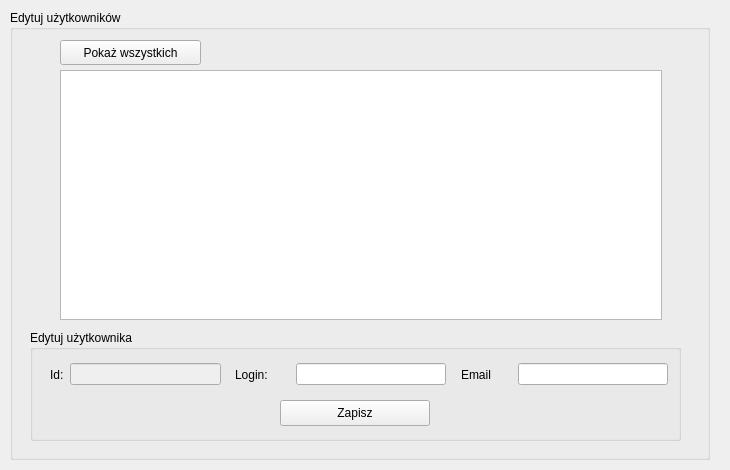
Old version of the form src/gui/forms/UsersForm.ui in the repository artven/phonebook.
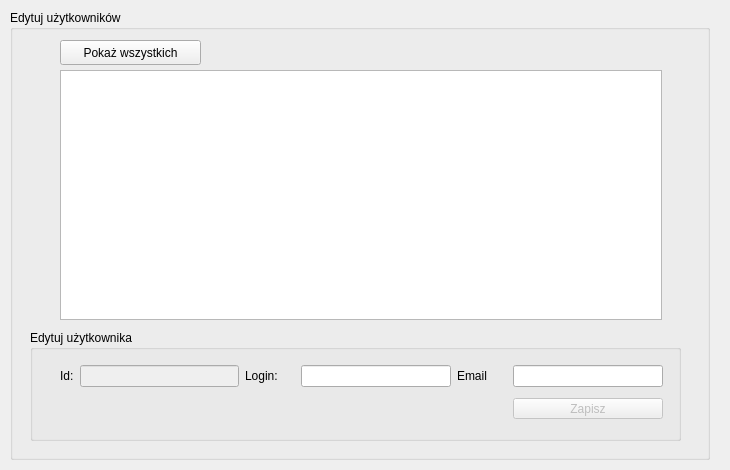
New version of the form.

The edit to the form file:
```diff
--- a/src/gui/forms/UsersForm.ui
+++ b/src/gui/forms/UsersForm.ui
@@ -84,15 +84,19 @@
     <property name="title">
      <string>Edytuj użytkownika</string>
     </property>
-    <widget class="QWidget" name="layoutWidget_3">
+    <widget class="QWidget" name="">
      <property name="geometry">
       <rect>
-       <x>20</x>
+       <x>30</x>
        <y>30</y>
-       <width>171</width>
-       <height>29</height>
+       <width>603</width>
+       <height>66</height>
       </rect>
      </property>
+     <layout class="QVBoxLayout" name="verticalLayout">
+      <item>
+       <layout class="QHBoxLayout" name="horizontalLayout">
+        <item>
      <layout class="QHBoxLayout" name="horizontalLayout_26">
       <item>
        <widget class="QLabel" name="label_18">
@@ -109,16 +113,8 @@
        </widget>
       </item>
      </layout>
-    </widget>
-    <widget class="QWidget" name="layoutWidget">
-     <property name="geometry">
-      <rect>
-       <x>200</x>
-       <y>30</y>
-       <width>221</width>
-       <height>29</height>
-      </rect>
-     </property>
+        </item>
+        <item>
      <layout class="QHBoxLayout" name="horizontalLayout_22">
       <item>
        <widget class="QLabel" name="userLoginLabel">
@@ -156,16 +152,8 @@
        </widget>
       </item>
      </layout>
-    </widget>
-    <widget class="QWidget" name="layoutWidget_2">
-     <property name="geometry">
-      <rect>
-       <x>430</x>
-       <y>30</y>
-       <width>211</width>
-       <height>29</height>
-      </rect>
-     </property>
+        </item>
+        <item>
      <layout class="QHBoxLayout" name="horizontalLayout_23">
       <item>
        <widget class="QLabel" name="userEmailLabel">
@@ -203,15 +191,28 @@
        </widget>
       </item>
      </layout>
-    </widget>
+        </item>
+       </layout>
+      </item>
+      <item>
+       <layout class="QHBoxLayout" name="horizontalLayout_2">
+        <item>
+         <spacer name="horizontalSpacer">
+          <property name="orientation">
+           <enum>Qt::Horizontal</enum>
+          </property>
+          <property name="sizeHint" stdset="0">
+           <size>
+            <width>40</width>
+            <height>20</height>
+           </size>
+          </property>
+         </spacer>
+        </item>
+        <item>
     <widget class="QToolButton" name="saveUserToolButton">
-     <property name="geometry">
-      <rect>
-       <x>250</x>
-       <y>70</y>
-       <width>150</width>
-       <height>26</height>
-      </rect>
+          <property name="enabled">
+           <bool>false</bool>
      </property>
      <property name="minimumSize">
       <size>
@@ -228,6 +229,11 @@
      <property name="text">
       <string>Zapisz</string>
      </property>
+         </widget>
+        </item>
+       </layout>
+      </item>
+     </layout>
     </widget>
    </widget>
   </widget>
```
Left out of the diff: 3 changed lines with no effect on the pictures. Lines whose indentation alone changed are shown as unchanged.
